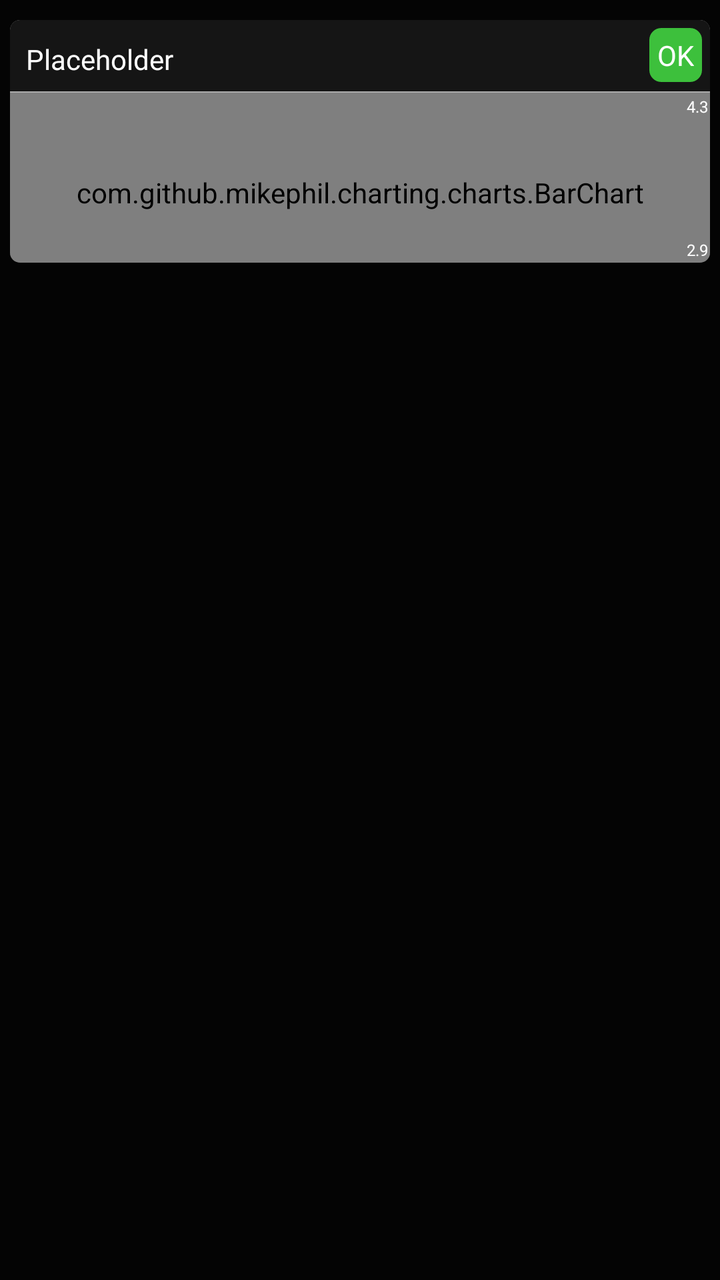
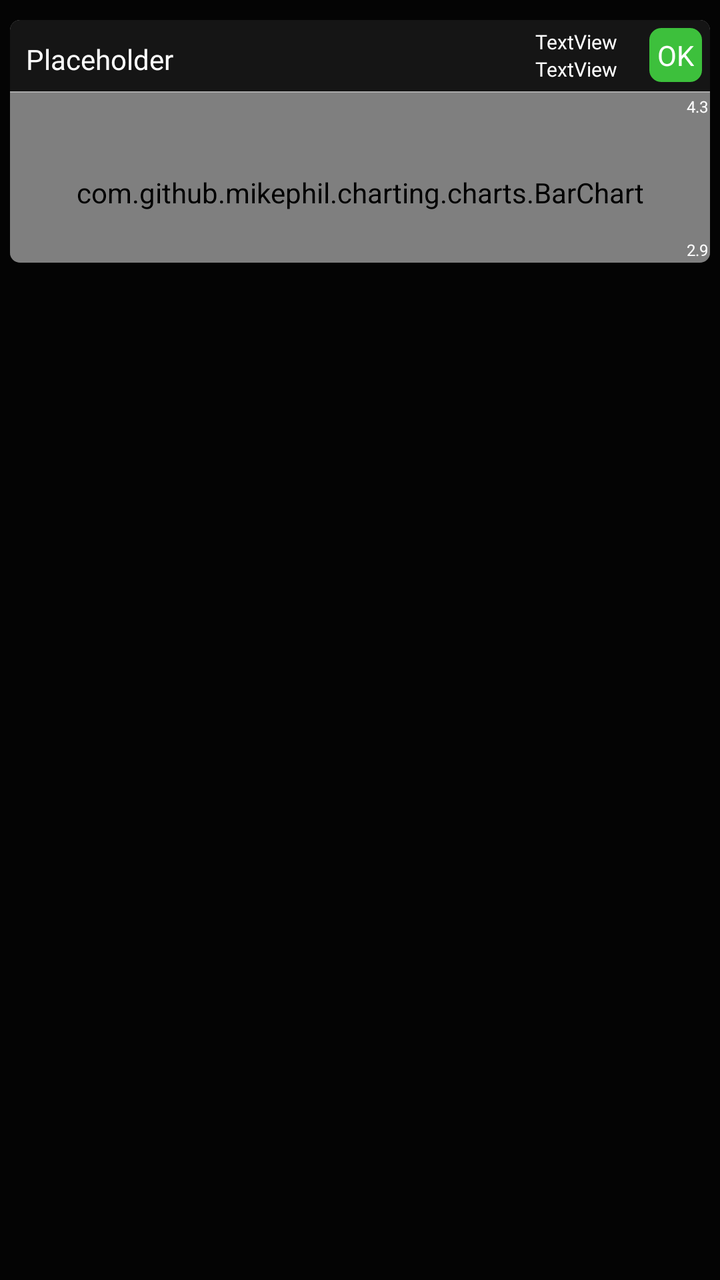

Two renders of the same Android screen: before a commit and after it. Below are the layout's source before the change and the commit's diff.
<!-- AndroidManifest.xml: application theme Theme.RUBMotorsportGroup2 -->
<!-- res/layout/segment_card.xml -->
<?xml version="1.0" encoding="utf-8"?>
<androidx.constraintlayout.widget.ConstraintLayout xmlns:android="http://schemas.android.com/apk/res/android"
    xmlns:app="http://schemas.android.com/apk/res-auto"
    xmlns:tools="http://schemas.android.com/tools"
    android:layout_width="match_parent"
    android:layout_height="wrap_content">

    <androidx.cardview.widget.CardView
        android:id="@+id/cv_segment"
        android:layout_width="match_parent"
        android:layout_height="0dp"
        android:layout_marginHorizontal="5dp"
        android:layout_marginVertical="10dp"
        app:cardCornerRadius="5dp"
        app:layout_constraintEnd_toEndOf="parent"
        app:layout_constraintStart_toStartOf="parent"
        app:layout_constraintTop_toTopOf="parent">

        <androidx.constraintlayout.widget.ConstraintLayout
            android:layout_width="match_parent"
            android:layout_height="wrap_content"
            android:background="@color/ElementColor">

            <TextView
                android:id="@+id/tv_segmentStatus"
                android:layout_width="wrap_content"
                android:layout_height="wrap_content"
                android:layout_marginTop="4dp"
                android:layout_marginEnd="4dp"
                android:background="@drawable/tv_segment_status_drawable"
                android:padding="4dp"


                android:text="@string/status_ok"
                app:layout_constraintEnd_toEndOf="parent"
                app:layout_constraintTop_toTopOf="parent" />

            <TextView
                android:id="@+id/tv_segmentID"
                android:layout_width="0dp"
                android:layout_height="wrap_content"
                android:layout_marginStart="8dp"
                android:layout_marginTop="10dp"
                android:fontFamily="@font/roboto"
                android:text="Placeholder"
                android:textColor="@color/white"
                app:layout_constraintStart_toStartOf="parent"
                app:layout_constraintTop_toTopOf="parent" />

            <View
                android:id="@+id/view"
                android:layout_width="400dp"
                android:layout_height="1dp"
                android:layout_marginBottom="80dp"
                android:background="@android:color/darker_gray"
                app:layout_constraintBottom_toBottomOf="parent"
                app:layout_constraintStart_toStartOf="parent"
                app:layout_constraintTop_toBottomOf="@+id/tv_segmentStatus" />

            <com.github.mikephil.charting.charts.BarChart
                android:id="@+id/bc_segmentData"
                android:layout_width="match_parent"
                android:layout_height="100dp"
                android:layout_marginTop="-8dp"
                android:background="@color/ElementColor"
                android:translationY="15dp"
                app:layout_constraintTop_toBottomOf="@+id/tv_segmentID"
                tools:layout_editor_absoluteX="0dp">

            </com.github.mikephil.charting.charts.BarChart>

            <TextView
                android:id="@+id/textView2"
                android:layout_width="wrap_content"
                android:layout_height="wrap_content"
                android:layout_margin="1dp"
                android:text="4.3"
                android:textSize="8sp"
                app:layout_constraintEnd_toEndOf="parent"
                app:layout_constraintTop_toBottomOf="@+id/view" />

            <TextView
                android:id="@+id/textView3"
                android:layout_width="wrap_content"
                android:layout_height="wrap_content"
                android:layout_margin="1dp"
                android:text="2.9"
                android:textSize="8sp"
                app:layout_constraintBottom_toBottomOf="parent"
                app:layout_constraintEnd_toEndOf="parent" />

        </androidx.constraintlayout.widget.ConstraintLayout>

    </androidx.cardview.widget.CardView>
</androidx.constraintlayout.widget.ConstraintLayout>
<!-- resources referenced by this layout -->
<resources>
  <color name="ElementColor">#151515</color>
  <color name="white">#FFFFFFFF</color>
  <!-- drawable tv_segment_status_drawable (drawable) -->
  <?xml version="1.0" encoding="utf-8"?>
  <shape
      xmlns:android="http://schemas.android.com/apk/res/android"
      android:shape="rectangle">
  
      <corners android:radius="5dp" />
  
      
      <stroke android:width="2dp" android:color="@color/OKColor" />
  
      
      <solid android:color="@color/OKColor"  />
  
  </shape>
  <string name="status_ok">OK</string>
  <style name="Theme.RUBMotorsportGroup2" parent="Base.Theme.RUBMotorsportGroup2" />
  <color name="OKColor">#3dc03c</color>
  <style name="Base.Theme.RUBMotorsportGroup2" parent="Theme.Material3.DayNight.NoActionBar">
          <item name="colorPrimary">@color/RubColorBlue</item>
          <item name="android:windowBackground">@color/BackgroundColor</item>
          <item name="colorAccent">@color/ElementColor</item>
          <item name="colorSecondaryContainer">@color/white</item>
          <item name="colorSecondaryFixed">@color/white</item>
          <item name="android:textColorSecondary">@color/white</item>
          <item name="android:textColorSecondaryInverse">@color/black</item>
          <item name="android:textColorTertiary">@color/white</item>
          <item name="android:textColorTertiaryInverse">@color/black</item>
          <item name="android:backgroundTint">@null</item>
          
          
      </style>
  <color name="RubColorBlue">#003560</color>
  <color name="BackgroundColor">#040404</color>
  <color name="black">#FF000000</color>
</resources>

<!-- the commit's change to res/layout/segment_card.xml (unified diff, before → after) -->
@@ -20,6 +20,29 @@
             android:layout_width="match_parent"
             android:layout_height="wrap_content"
             android:background="@color/ElementColor">
+
+            <TextView
+                android:id="@+id/tv_temp_max"
+                android:layout_width="wrap_content"
+                android:layout_height="wrap_content"
+                android:layout_marginTop="4dp"
+                android:layout_marginEnd="16dp"
+                android:fontFamily="@font/roboto"
+                android:text="TextView"
+                android:textSize="10sp"
+                app:layout_constraintEnd_toStartOf="@+id/tv_segmentStatus"
+                app:layout_constraintTop_toTopOf="parent" />
+
+            <TextView
+                android:id="@+id/tv_temp_min"
+                android:layout_width="wrap_content"
+                android:layout_height="wrap_content"
+                android:layout_marginEnd="16dp"
+                android:fontFamily="@font/roboto"
+                android:text="TextView"
+                android:textSize="10sp"
+                app:layout_constraintEnd_toStartOf="@+id/tv_segmentStatus"
+                app:layout_constraintTop_toBottomOf="@+id/tv_temp_max" />
 
             <TextView
                 android:id="@+id/tv_segmentStatus"
@@ -70,7 +93,7 @@
             </com.github.mikephil.charting.charts.BarChart>
 
             <TextView
-                android:id="@+id/textView2"
+                android:id="@+id/tv_volt_max"
                 android:layout_width="wrap_content"
                 android:layout_height="wrap_content"
                 android:layout_margin="1dp"
@@ -80,7 +103,7 @@
                 app:layout_constraintTop_toBottomOf="@+id/view" />
 
             <TextView
-                android:id="@+id/textView3"
+                android:id="@+id/tv_volt_min"
                 android:layout_width="wrap_content"
                 android:layout_height="wrap_content"
                 android:layout_margin="1dp"
